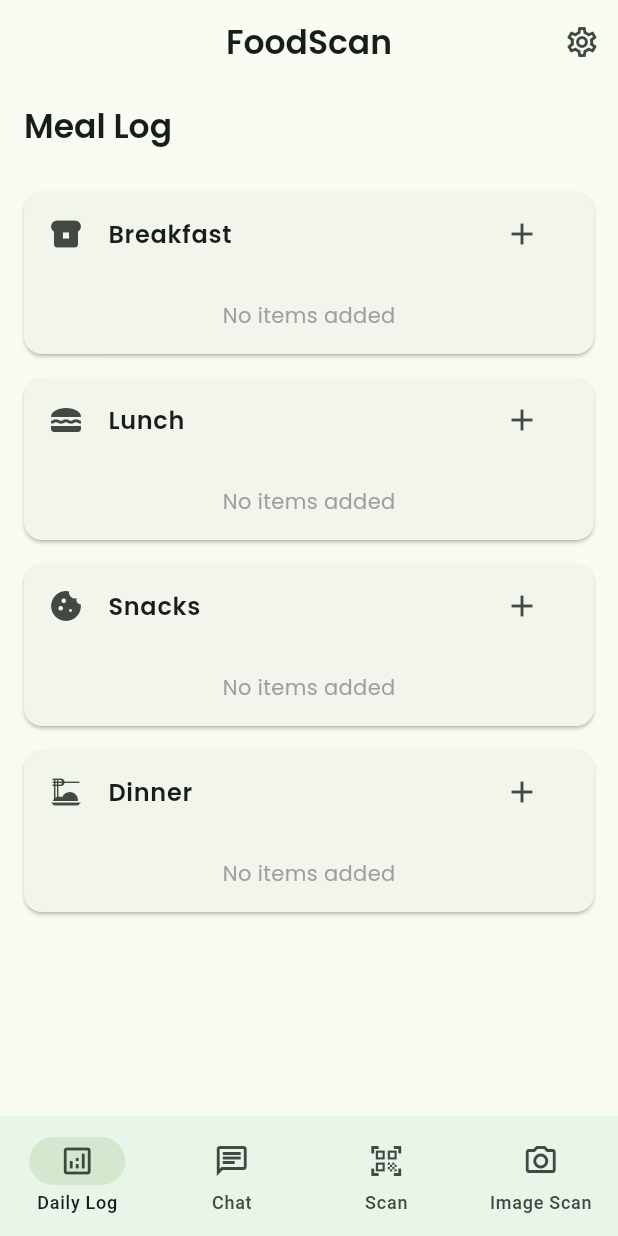
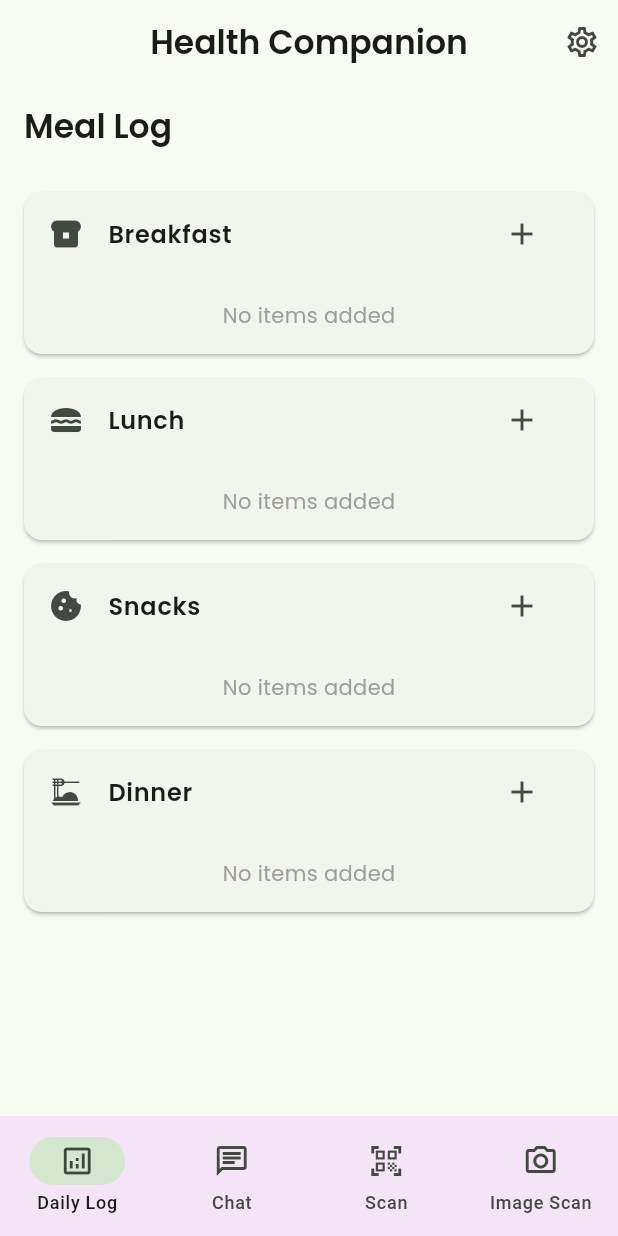
Before and after one commit to Adarsh-228/-Debuggers, a Flutter app: the screen it shows after launch, on a phone screen of 412 x 824 dp. Run offline on Flutter 3.47's test engine with Material 3 defaults, Android fonts, the phone set to English and light mode, and no system bars; our stand-ins replace equatable, flutter_bloc, get_it, go_router, google_fonts, image_picker and 2 more; missing offline and left inert: mobile_scanner, openfoodfacts; accounts and stored records are empty; statements that could not run were skipped.

Commit message:
feat: update home screen branding and navigation bar color

```diff
--- a/lib/features/home/ui/home_screen.dart
+++ b/lib/features/home/ui/home_screen.dart
@@ -35,7 +35,7 @@ class _HomeScreenState extends State<HomeScreen> {
       // backgroundColor: Colors.white,
       appBar: AppBar(
         title: Text(
-          'FoodScan',
+          'Health Companion',
           style: GoogleFonts.poppins(fontWeight: FontWeight.w600),
         ),
         centerTitle: true,
@@ -74,7 +74,7 @@ class _HomeScreenState extends State<HomeScreen> {
       ),
       bottomNavigationBar: NavigationBar(
         selectedIndex: _currentIndex,
-        backgroundColor: Colors.green.shade50,
+        backgroundColor: Colors.purple.shade50,
         onDestinationSelected: (index) {
           setState(() => _currentIndex = index);
         },
```
